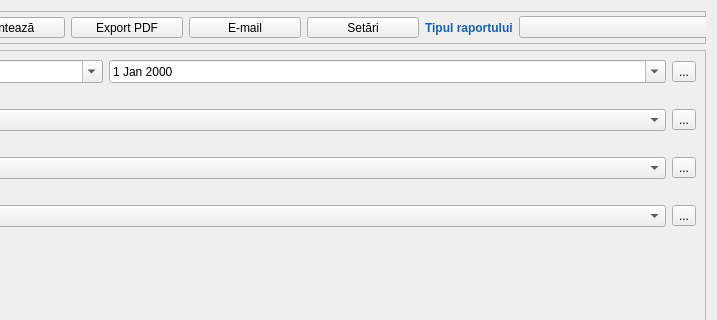
debalex77/USG, file data/reports.ui: the form before one commit; both pictures show x 574 to 1291 and y 0 to 320 of the 1291 by 700 pixel window.
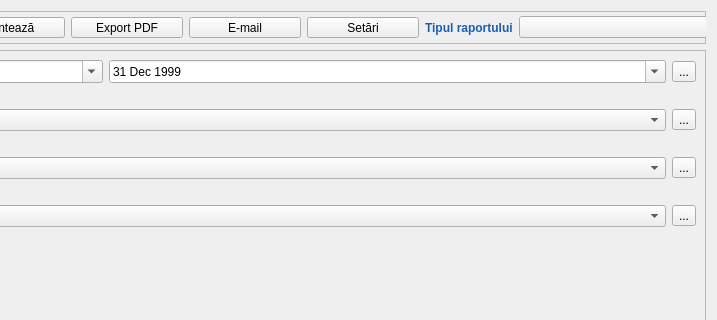
The form after the commit. Icons and pictures are not drawn.

Patch:
```diff
--- a/data/reports.ui
+++ b/data/reports.ui
@@ -385,12 +385,12 @@
         <widget class="QDateEdit" name="dateEnd">
          <property name="dateTime">
           <datetime>
-           <hour>9</hour>
+           <hour>23</hour>
            <minute>59</minute>
            <second>59</second>
-           <year>2000</year>
-           <month>1</month>
-           <day>1</day>
+           <year>1999</year>
+           <month>12</month>
+           <day>31</day>
           </datetime>
          </property>
          <property name="minimumDate">
```
Left out of the diff: 44 changed lines with no effect on the pictures.
